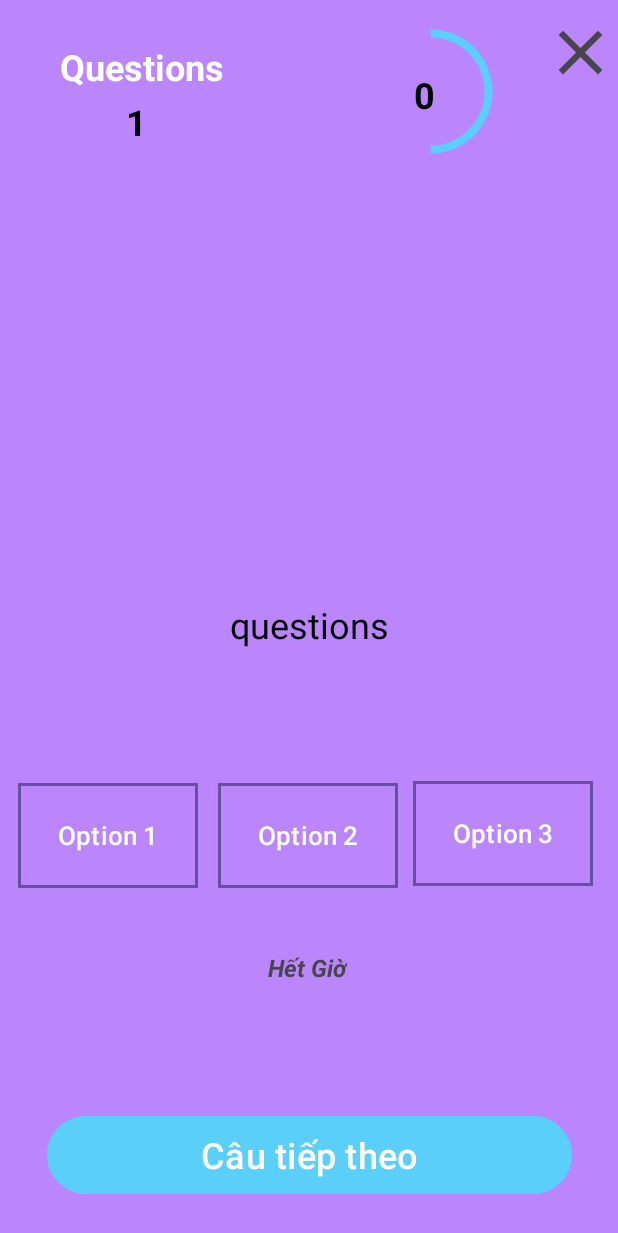
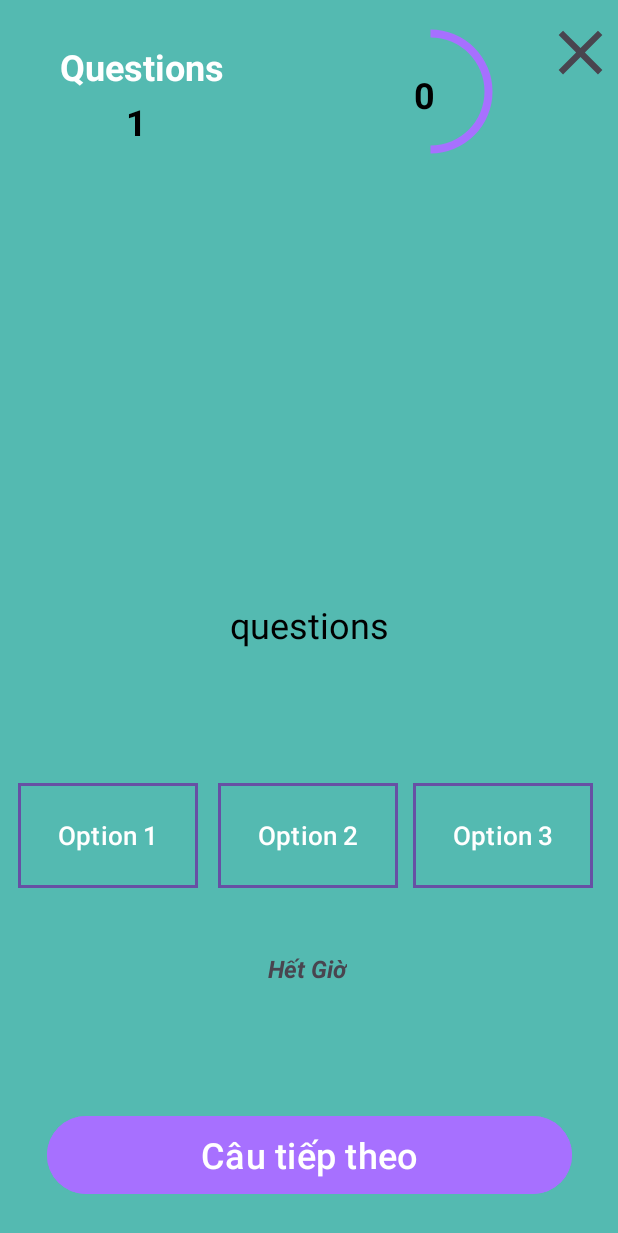
Before and after one commit to AM1609/DoAn_2, an Android app: the Quizragment screen opened through its navigation route, on a phone screen of 412 x 824 dp. Shown: the top 1233 px of the screen. Run offline under Robolectric (Android 15) with nearby library versions, the phone set to English and light mode, and no system bars; our stand-ins replace Firebase (no records; nobody signed in at launch, a user with empty details on screens opened directly), Picasso; libraries missing offline, so code that uses them is left out: com.firebase.ui; Roboto replaces fonts that are not available here; 8 statements that could not run were skipped.

Commit message:
Update UI

```diff
--- a/app/src/main/java/com/example/doan/repository/QuizListRepository.java
+++ b/app/src/main/java/com/example/doan/repository/QuizListRepository.java
@@ -7,6 +7,7 @@ import com.google.android.gms.tasks.OnCompleteListener;
 import com.google.android.gms.tasks.Task;
 import com.google.firebase.firestore.CollectionReference;
 import com.google.firebase.firestore.FirebaseFirestore;
+import com.google.firebase.firestore.Query;
 import com.google.firebase.firestore.QuerySnapshot;
 
 import java.util.List;
@@ -21,7 +22,7 @@ public class QuizListRepository {
         this.onFirestoreTaskComplete = onFirestoreTaskComplete;
     }
     public void getQuizData(){
-        reference.get().addOnCompleteListener(new OnCompleteListener<QuerySnapshot>() {
+        reference.orderBy("title", Query.Direction.DESCENDING).get().addOnCompleteListener(new OnCompleteListener<QuerySnapshot>() {
             @Override
             public void onComplete(@NonNull  Task<QuerySnapshot> task) {
                 if (task.isSuccessful()){
--- a/app/src/main/java/com/example/doan/views/ChartDetalFragment.java
+++ b/app/src/main/java/com/example/doan/views/ChartDetalFragment.java
@@ -101,6 +101,7 @@ public class ChartDetalFragment extends Fragment {
 
                 db.collection("Quiz").document(quizId).collection("results")
                         .orderBy("correct", Query.Direction.DESCENDING)
+                        .orderBy("time", Query.Direction.ASCENDING)
                         .get()
                         .addOnCompleteListener(task -> {
                             if (task.isSuccessful()) {
--- a/app/src/main/res/drawable/button_bg.xml
+++ b/app/src/main/res/drawable/button_bg.xml
@@ -3,5 +3,5 @@
 
      <solid android:color="#00000000"/>
      <stroke android:width="2dp"
-         android:color="@color/light_sky"/>
+         android:color="#FF000000"/>
 </shape>
--- a/app/src/main/res/layout/fragment_list.xml
+++ b/app/src/main/res/layout/fragment_list.xml
@@ -23,8 +23,8 @@
 
     <androidx.recyclerview.widget.RecyclerView
         android:id="@+id/listQuizRecyclerview"
-        android:layout_width="0dp"
-        android:layout_height="wrap_content"
+        android:layout_width="409dp"
+        android:layout_height="642dp"
         android:layout_marginTop="24dp"
         app:layout_constraintBottom_toBottomOf="parent"
         app:layout_constraintEnd_toEndOf="parent"
--- a/app/src/main/res/layout/fragment_quiz.xml
+++ b/app/src/main/res/layout/fragment_quiz.xml
@@ -84,7 +84,7 @@
         android:layout_height="90dp"
         android:layout_marginTop="16dp"
         android:layout_marginEnd="80dp"
-        android:indeterminateTint="@color/light_sky"
+        android:indeterminateTint="@color/black"
         android:progress="50"
         android:progressDrawable="@drawable/circular_progressbar"
         android:visibility="visible"
@@ -112,9 +112,10 @@
         android:layout_width="120dp"
         android:layout_height="70dp"
         android:layout_marginStart="10dp"
-        android:layout_marginTop="88dp"
+        android:layout_marginTop="89dp"
         android:layout_marginEnd="16dp"
         android:background="@drawable/button_bg"
+        android:backgroundTint="#000000"
         android:text="Option 3"
         android:textColor="@color/white"
         android:textSize="17sp"
@@ -130,6 +131,7 @@
         android:layout_marginStart="12dp"
         android:layout_marginTop="89dp"
         android:background="@drawable/button_bg"
+        android:backgroundTint="#000000"
         android:text="Option 1"
         android:textColor="@color/white"
         android:textSize="17sp"
@@ -143,6 +145,7 @@
         android:layout_marginStart="13dp"
         android:layout_marginTop="89dp"
         android:background="@drawable/button_bg"
+        android:backgroundTint="#000000"
         android:text="Option 2"
         android:textColor="@color/white"
         android:textSize="17sp"
--- a/app/src/main/res/values/colors.xml
+++ b/app/src/main/res/values/colors.xml
@@ -1,14 +1,14 @@
 <?xml version="1.0" encoding="utf-8"?>
 <resources>
-    <color name="purple_200">#FFBB86FC</color>
+    <color name="purple_200">#54BAB1</color>
     <color name="purple_500">#FF6200EE</color>
     <color name="purple_700">#FF3700B3</color>
     <color name="teal_200">#FF03DAC5</color>
     <color name="teal_700">#FF018786</color>
     <color name="black">#FF000000</color>
     <color name="white">#FFFFFFFF</color>
-    <color name="purple">#A770FF</color>
-    <color name="light_sky">#59CFFA</color>
+    <color name="purple">#54BAB1</color>
+    <color name="light_sky">#A770FF</color>
     <color name="red">#FF0000</color>
     <color name="green">#00FF00</color>
     <color name="none"></color>
--- a/build.gradle.kts
+++ b/build.gradle.kts
@@ -7,5 +7,5 @@ buildscript {
 }
 // Top-level build file where you can add configuration options common to all sub-projects/modules.
 plugins {
-    id("com.android.application") version "8.3.1" apply false
+    id("com.android.application") version "8.3.2" apply false
 }
```
Also changed, not shown: app/src/main/res/drawable-v24/splash.png.
